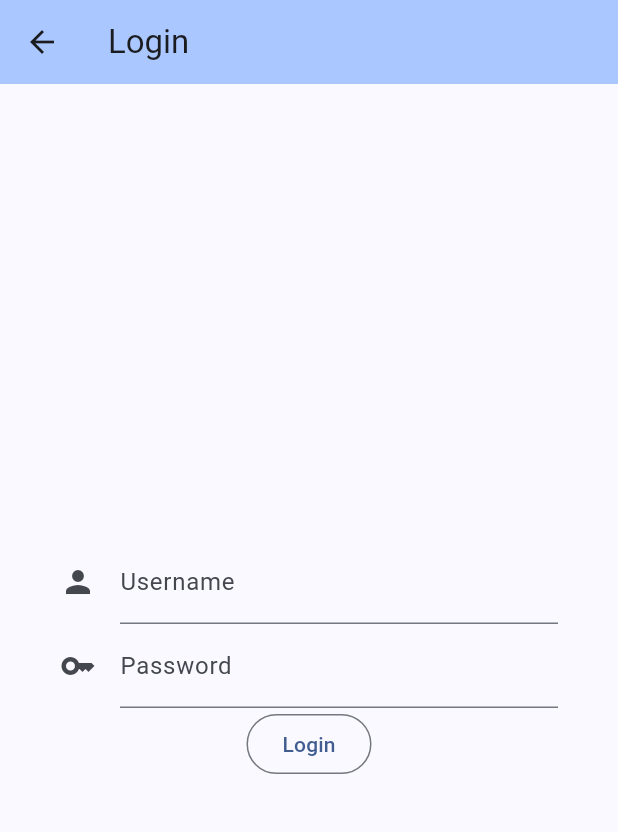
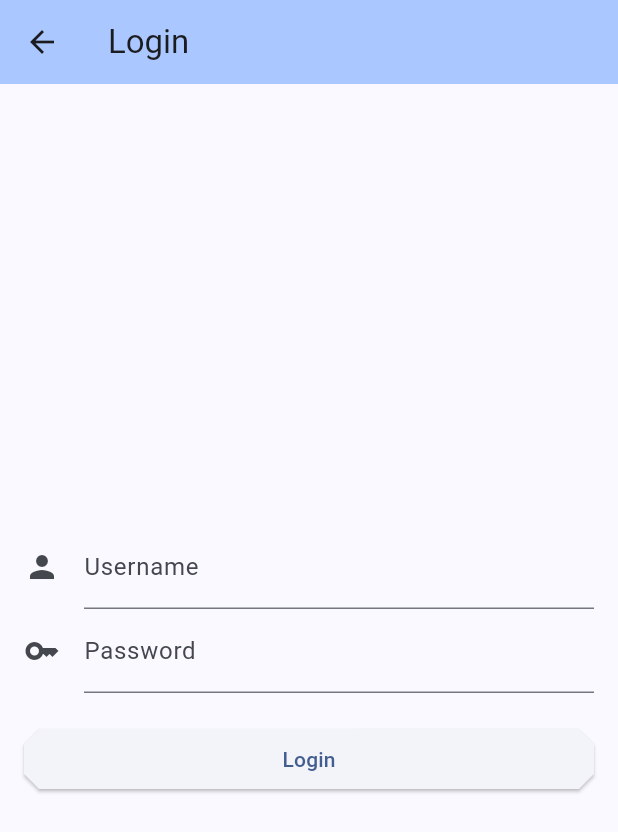
Before and after one commit to azurerazor/pt-poosd, a Flutter app: the screen it shows after launch, after a tap on "Login", on a phone screen of 412 x 824 dp. Shown: the top 832 px of the screen. Run offline on Flutter 3.47's test engine with Material 3 defaults, Android fonts, the phone set to English and light mode, and no system bars.

Commit message:
ui changes

```diff
--- /dev/null
+++ b/mobile/lib/button.dart
@@ -0,0 +1,29 @@
+import 'package:flutter/material.dart';
+
+class EscavalonButton extends StatelessWidget {
+  final String text;
+  final VoidCallback onPressed;
+
+  const EscavalonButton({
+    super.key,
+    required this.text,
+    required this.onPressed,
+  });
+
+  @override
+  Widget build(BuildContext context) {
+    return SizedBox(
+      width: double.infinity,
+      child: ElevatedButton(
+        style: ElevatedButton.styleFrom(
+          shape: BeveledRectangleBorder(
+            borderRadius: BorderRadius.circular(10),
+          ),
+          padding: const EdgeInsets.symmetric(horizontal: 20, vertical: 10),
+        ),
+        onPressed: onPressed,
+        child: Text(text),
+      )
+    );
+  }
+}
--- /dev/null
+++ b/mobile/lib/escavalon_material.dart
@@ -0,0 +1,39 @@
+import 'package:flutter/material.dart';
+
+// class EscavalonCard extends StatelessWidget {
+//   @override
+//   Widget build(BuildContext context) {
+//     // TODO: implement build
+//     throw UnimplementedError();
+//   }
+
+
+// }
+
+class EscavalonButton extends StatelessWidget {
+  final String text;
+  final VoidCallback onPressed;
+
+  const EscavalonButton({
+    super.key,
+    required this.text,
+    required this.onPressed,
+  });
+
+  @override
+  Widget build(BuildContext context) {
+    return SizedBox(
+      width: double.infinity,
+      child: ElevatedButton(
+        style: ElevatedButton.styleFrom(
+          shape: BeveledRectangleBorder(
+            borderRadius: BorderRadius.circular(10),
+          ),
+          padding: const EdgeInsets.symmetric(horizontal: 20, vertical: 10),
+        ),
+        onPressed: onPressed,
+        child: Text(text),
+      )
+    );
+  }
+}
--- a/mobile/lib/home.dart
+++ b/mobile/lib/home.dart
@@ -1,5 +1,6 @@
 import 'package:flutter/material.dart';
 
+import 'escavalon_material.dart';
 import 'game.dart';
 import 'login.dart';
 import 'register.dart';
@@ -15,11 +16,103 @@ class Home extends StatelessWidget {
           title: Text("Escavalon"),
         ),
         body: Center(
-          child: Column(
+          child: Container (
+            padding: const EdgeInsets.all(16.0),
+            child: const _HomeContent(),
+          ),
+        ),
+    );
+  }
+}
+
+class _HomeContent extends StatefulWidget {
+  const _HomeContent();
+
+  @override
+  State<_HomeContent> createState() => _HomeContentState();
+}
+
+class _HomeContentState extends State<_HomeContent> {
+  String? _username;
+
+  @override
+  Widget build(BuildContext context) {
+    return Column(
       mainAxisAlignment: MainAxisAlignment.center,
+      children: <Widget>[
+        Builder(
+          builder: (context) {
+            if (_username != null) {
+              return Text(
+                "Welcome,\n $_username!",
+                style: TextStyle(fontSize: 24),
+              );
+            } else {
+              return const Text(
+                "Welcome to\n Escavalon!",
+                style: TextStyle(fontSize: 24),
+              );
+            }
+          }
+        ),
 
+        SizedBox(height: 20,),
+
+        EscavalonButton(
+          text: 'New Game',
+          onPressed: () {
+            Navigator.push(
+              context,
+              MaterialPageRoute(
+                builder: (context) => GamePage()
+              )
+            );
+          }
+        ),
+
+        EscavalonButton(
+          text: 'Open Web App',
+          onPressed: () {
+            Navigator.push(
+              context,
+              MaterialPageRoute(
+                builder: (context) => GamePage()
+              )
+            );
+          }
+        ),
+
+        Builder(
+          builder: (context) {
+            if (_username != null) {
+              return Column(
                 children: <Widget>[
-              OutlinedButton(
+                  EscavalonButton(
+                    text: "History",
+                    onPressed: ()=>{}
+                  ),
+                  EscavalonButton(
+                    text: 'Logout',
+                    onPressed: ()=>{}
+                  ),
+                ],
+              );
+            } else {
+              return Column(
+                children: <Widget>[
+                  EscavalonButton(
+                    text: 'Login',
+                    onPressed: () {
+                      Navigator.push(
+                        context,
+                        MaterialPageRoute(
+                          builder: (context) => LoginPage()
+                        )
+                      );
+                    }
+                  ),
+                  EscavalonButton(
+                    text: 'Register',
                     onPressed: () {
                       Navigator.push(
                         context,
@@ -27,36 +120,15 @@ class Home extends StatelessWidget {
                           builder: (context) => RegisterPage()
                         )
                       );
-                },
-                child: const Text('Register')
+                    }
                   ),
-              OutlinedButton(
-
-                onPressed: () {
-                  Navigator.push(
-                    context,
-                    MaterialPageRoute(
-                      builder: (context) => LoginPage()
-                    )
+                ],
               );
-                },
-                child: const Text('Login')
-              ),
-              OutlinedButton(
-                onPressed: () {
-                  Navigator.push(
-                    context,
-                    MaterialPageRoute(
-                      builder: (context) => GamePage()
-                    )
-                  );
-                },
-                child: const Text('Play as guest')
+            }
+          }
         ),
 
       ],
-          ),
-        ),
     );
   }
 }
--- a/mobile/lib/login.dart
+++ b/mobile/lib/login.dart
@@ -1,6 +1,6 @@
 // import 'dart:convert';
-import 'game.dart';
 import 'package:flutter/material.dart';
+import 'package:mobile/escavalon_material.dart';
 // import 'package:http/http.dart' as http;
 
 class LoginPage extends StatelessWidget {
@@ -14,7 +14,7 @@ class LoginPage extends StatelessWidget {
           title: Text("Login"),
         ),
         body: Container(
-          padding: EdgeInsets.all(40.0),
+          padding: EdgeInsets.all(16.0),
           child: _LoginForm()
         )
     );
@@ -98,7 +98,11 @@ class _LoginFormState extends State<_LoginForm> {
                 },
               ),
 
-              OutlinedButton(
+              SizedBox(height: 20,),
+
+
+              EscavalonButton(
+                text: "Login",
                 onPressed: () {
                   if (_formKey.currentState!.validate() == false) return;
 
@@ -112,19 +116,13 @@ class _LoginFormState extends State<_LoginForm> {
                           child: const Text("OK"),
                           onPressed: () {
                             Navigator.pop(context);
-                            Navigator.push(
-                              context,
-                              MaterialPageRoute(
-                                builder: (context) => GamePage()
-                              )
-                            );
+                            Navigator.pop(context);
                           },
                         ),
                       ]
-                    ));
-
+                    )
+                  );
                 },
-                child: const Text('Login')
               ),
             ],
           )
```
Also changed, not shown: mobile/lib/register.dart (+32 -24 lines). Lines whose indentation alone changed are shown as unchanged.
